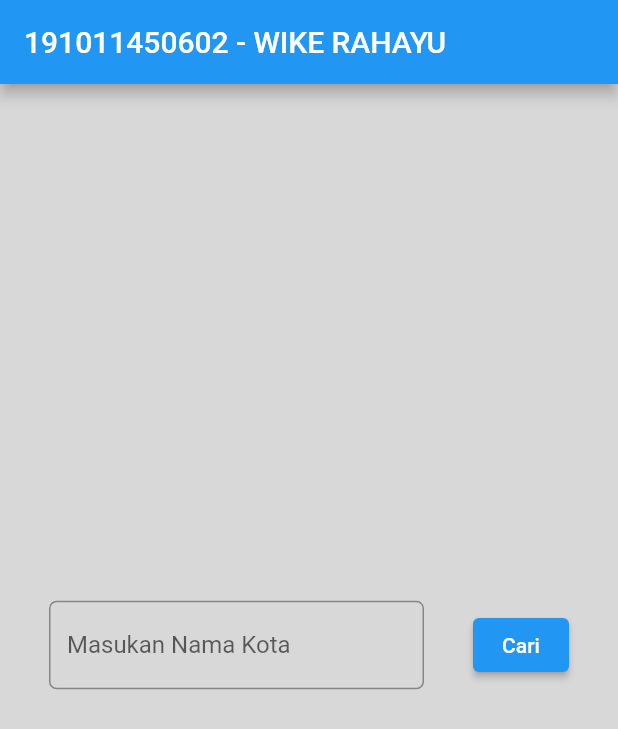
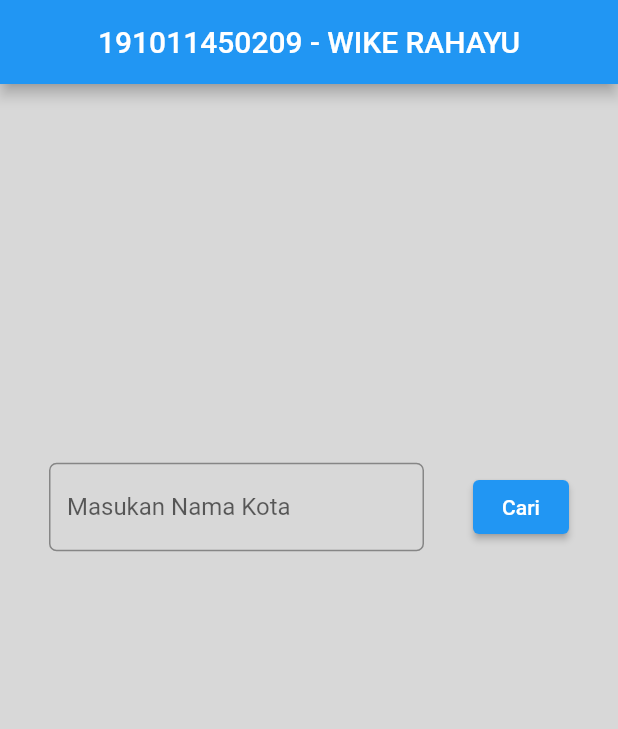
Before and after one commit to WikeRahayu/Cuaca, a Flutter app: the screen it shows after launch, on a phone screen of 412 x 824 dp. Shown: the top 729 px of the screen. Run offline on Flutter 3.47's test engine with Material 2 defaults, Android fonts, the phone set to English and light mode, and no system bars; missing offline and left inert: dart:ffi.

Commit message:
first commit

```diff
--- a/lib/main.dart
+++ b/lib/main.dart
@@ -36,7 +36,8 @@ class _MainPageState extends State<MainPage> {
   Widget build(BuildContext context) {
     return Scaffold(
       appBar: AppBar(
-        title: Text('191011450602 - WIKE RAHAYU'),
+        centerTitle: true,
+        title: Text('191011450209 - WIKE RAHAYU'),
       ),
       body: Center(
         child: Column(
@@ -66,6 +67,8 @@ class _MainPageState extends State<MainPage> {
                     child: Text('Cari')),
               ],
             ),
+             Padding(
+            padding: const EdgeInsets.symmetric(vertical: 30)),
             isFetch
                 ? Column(
                     children: [
@@ -82,7 +85,7 @@ class _MainPageState extends State<MainPage> {
                     ],
                   )
                 : SizedBox(),
-            Padding(padding: EdgeInsets.all(10)),
+            Padding(padding: const EdgeInsets.symmetric(horizontal: 18.0, vertical: 18)),
             Column(
               mainAxisAlignment: MainAxisAlignment.spaceAround,
               children: [
@@ -101,6 +104,7 @@ class _MainPageState extends State<MainPage> {
                         ],
                       )
                     : SizedBox(),
+                Padding(padding: const EdgeInsets.symmetric(horizontal: 18.0, vertical: 18),),
                 isFetch
                     ? Row(
                         mainAxisAlignment: MainAxisAlignment.spaceBetween,
@@ -116,6 +120,7 @@ class _MainPageState extends State<MainPage> {
                         ],
                       )
                     : SizedBox(),
+                Padding(padding: const EdgeInsets.symmetric(horizontal: 18.0, vertical: 18),),
                 isFetch
                     ? Row(
                         mainAxisAlignment: MainAxisAlignment.spaceBetween,
@@ -131,6 +136,7 @@ class _MainPageState extends State<MainPage> {
                         ],
                       )
                     : SizedBox(),
+                Padding(padding: const EdgeInsets.symmetric(horizontal: 18.0, vertical: 18),),
                 isFetch
                     ? Row(
                         mainAxisAlignment: MainAxisAlignment.spaceBetween,
```
